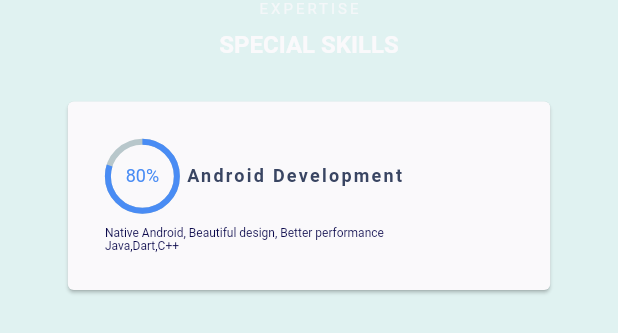
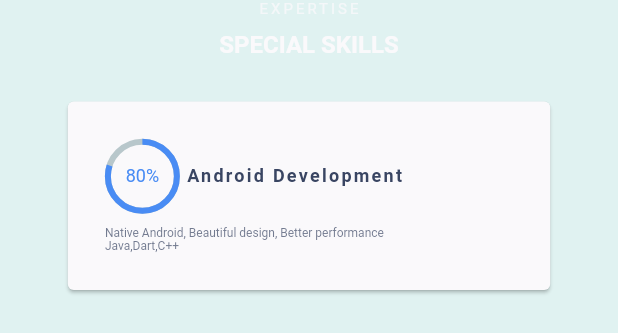
Before and after one commit to kanxoramesh/FlutterResumeDesign, a Flutter app: the SpecialSkills widget shown alone on an empty page, opened directly, on a phone screen of 412 x 824 dp. Shown: the top 333 px of the screen. Run offline on Flutter 3.47's test engine with Material 2 defaults, Android fonts, the light colour scheme and no system bars; drawn by our look-alikes of percent_indicator; our stand-ins replace bloc, cloud_firestore, equatable, firebase_core, flutter_bloc, google_fonts; accounts and stored records are empty; network calls fail; Roboto replaces fonts that are missing (Rubik).

Commit message:
manage layout and color

```diff
--- a/lib/screens/home/specialization/special_skills.dart
+++ b/lib/screens/home/specialization/special_skills.dart
@@ -89,14 +89,14 @@ class _SpecialSkillsState extends State<SpecialSkills> {
                           specializations[0].detail1,
                           style: Theme.of(context).textTheme.bodyText2.copyWith(
                             fontWeight: FontWeight.normal,
-                            color: specialdColor,
+                            color: specialColor,
                           ),
                         ),
                         Text(
                           specializations[0].dtail2,
                           style: Theme.of(context).textTheme.bodyText2.copyWith(
                             fontWeight: FontWeight.normal,
-                            color: specialdColor,
+                            color: specialColor,
                           ),
                         ),
                       ],
--- a/lib/theme.dart
+++ b/lib/theme.dart
@@ -12,17 +12,16 @@ const primaryColorLight = Color(0xFF7DA4F6);
 const resumePrimary = const Color(0xff437DF7);
 const buttonColor = Color(0xFF442B2D);
 
- const LinearGradient scaffoldGradient = LinearGradient(
-    colors: [const Color(0xff437DF7), const Color(0xff51A4EE)]);
+const LinearGradient scaffoldGradient =
+    LinearGradient(colors: [const Color(0xff437DF7), const Color(0xff51A4EE)]);
 
 const double PrimaryTitleSize = 16;
 const Color specialTitleColor = Color(0xff394562);
- const Color specialdColor = Color(0xff0D0B4D);
+Color specialColor = Color(0xff394562).withOpacity(0.7);
 const double SecondaryTitleSpacing = 2;
 const SurfaceWhite = Color(0xFFFFFBFA);
 const BackgroundWhite = Colors.white;
 const ErrorRed = Colors.red;
-
 
 ThemeData buildResumeTheme(BuildContext context) {
   // var type = PlatFormCheck.of(context).type;
@@ -88,7 +87,6 @@ TextTheme _buildShrineTextTheme(TextTheme base) {
 }
 
 TextTheme _buildTextTheme(TextTheme base) {
-
   return base
       .copyWith(
         headline1: base.headline1
```
Also changed, not shown: lib/screens/contact/contact_page.dart (+4 -4 lines), lib/screens/home/specialization/specialization.dart (+14 -14 lines), firebase.json (added), 6 other files. Lines whose indentation alone changed are shown as unchanged.
